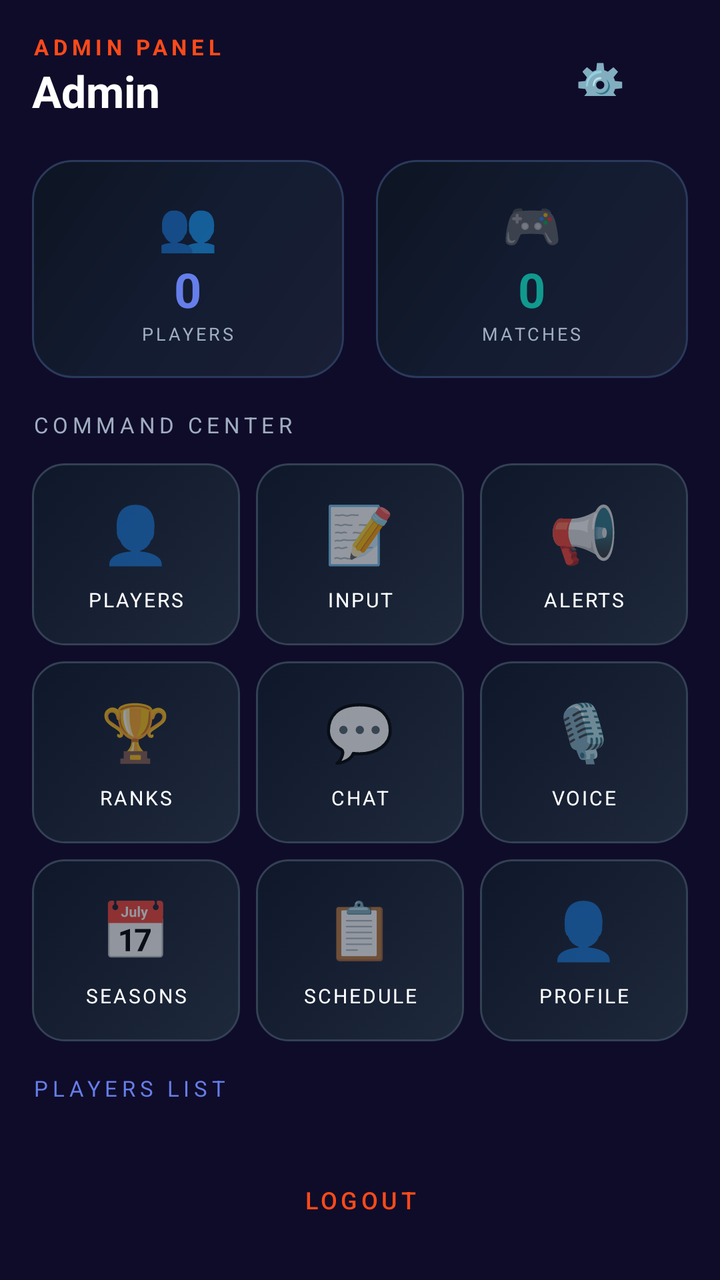
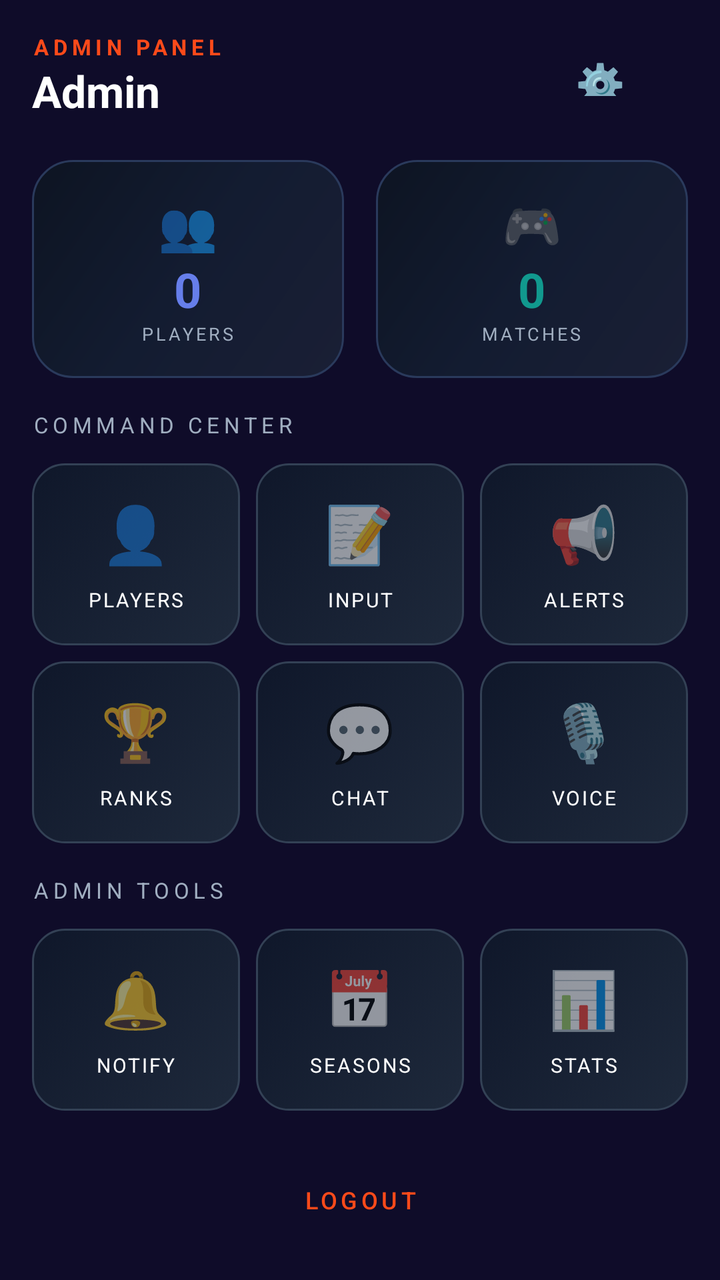

An Android layout rendered at two revisions. The XML below is the earlier revision; the diff shows what the commit changed to produce the second picture.
<!-- AndroidManifest.xml: activity theme Theme.ZeroStress -->
<!-- res/layout/activity_admin_dashboard.xml -->
<?xml version="1.0" encoding="utf-8"?>
<LinearLayout xmlns:android="http://schemas.android.com/apk/res/android"
    xmlns:app="http://schemas.android.com/apk/res-auto"
    android:layout_width="match_parent"
    android:layout_height="match_parent"
    android:orientation="vertical"
    android:background="@color/bg_main"
    android:padding="16dp">

    
    <LinearLayout
        android:layout_width="match_parent"
        android:layout_height="wrap_content"
        android:orientation="horizontal"
        android:gravity="center_vertical"
        android:layout_marginBottom="20dp">

        <LinearLayout
            android:layout_width="0dp"
            android:layout_height="wrap_content"
            android:layout_weight="1"
            android:orientation="vertical">

            <TextView
                android:layout_width="wrap_content"
                android:layout_height="wrap_content"
                android:text="ADMIN PANEL"
                android:textColor="@color/danger"
                android:textSize="11sp"
                android:letterSpacing="0.2"
                android:textStyle="bold" />

            <TextView
                android:id="@+id/tvAdminName"
                android:layout_width="wrap_content"
                android:layout_height="wrap_content"
                android:text="Admin"
                android:textColor="@color/text_primary"
                android:textSize="22sp"
                android:textStyle="bold" />
        </LinearLayout>

        <com.google.android.material.button.MaterialButton
            android:id="@+id/btnSettings"
            style="@style/Widget.MaterialComponents.Button.TextButton"
            android:layout_width="wrap_content"
            android:layout_height="40dp"
            android:text="⚙️"
            android:textSize="20sp"
            app:backgroundTint="@android:color/transparent" />
    </LinearLayout>

    
    <LinearLayout
        android:layout_width="match_parent"
        android:layout_height="wrap_content"
        android:orientation="horizontal"
        android:layout_marginBottom="16dp">

        
        <LinearLayout
            android:layout_width="0dp"
            android:layout_height="wrap_content"
            android:layout_weight="1"
            android:layout_marginEnd="8dp"
            android:orientation="vertical"
            android:background="@drawable/bg_gaming_card"
            android:padding="16dp"
            android:gravity="center">

            <TextView
                android:layout_width="wrap_content"
                android:layout_height="wrap_content"
                android:text="👥"
                android:textSize="24sp" />

            <TextView
                android:id="@+id/tvTotalPlayers"
                android:layout_width="wrap_content"
                android:layout_height="wrap_content"
                android:text="0"
                android:textColor="@color/primary"
                android:textSize="24sp"
                android:textStyle="bold" />

            <TextView
                android:layout_width="wrap_content"
                android:layout_height="wrap_content"
                android:text="PLAYERS"
                android:textColor="@color/text_secondary"
                android:textSize="9sp"
                android:letterSpacing="0.15" />
        </LinearLayout>

        
        <LinearLayout
            android:layout_width="0dp"
            android:layout_height="wrap_content"
            android:layout_weight="1"
            android:layout_marginStart="8dp"
            android:orientation="vertical"
            android:background="@drawable/bg_gaming_card"
            android:padding="16dp"
            android:gravity="center">

            <TextView
                android:layout_width="wrap_content"
                android:layout_height="wrap_content"
                android:text="🎮"
                android:textSize="24sp" />

            <TextView
                android:id="@+id/tvActiveMatches"
                android:layout_width="wrap_content"
                android:layout_height="wrap_content"
                android:text="0"
                android:textColor="@color/success"
                android:textSize="24sp"
                android:textStyle="bold" />

            <TextView
                android:layout_width="wrap_content"
                android:layout_height="wrap_content"
                android:text="MATCHES"
                android:textColor="@color/text_secondary"
                android:textSize="9sp"
                android:letterSpacing="0.15" />
        </LinearLayout>
    </LinearLayout>

    
    <TextView
        android:layout_width="wrap_content"
        android:layout_height="wrap_content"
        android:text="COMMAND CENTER"
        android:textColor="@color/text_secondary"
        android:textSize="11sp"
        android:letterSpacing="0.2"
        android:layout_marginBottom="12dp" />

    <LinearLayout
        android:layout_width="match_parent"
        android:layout_height="wrap_content"
        android:orientation="horizontal"
        android:layout_marginBottom="8dp">

        
        <LinearLayout
            android:id="@+id/btnPlayerManagement"
            android:layout_width="0dp"
            android:layout_height="wrap_content"
            android:layout_weight="1"
            android:layout_marginEnd="4dp"
            android:orientation="vertical"
            android:background="@drawable/bg_gaming_nav_button"
            android:padding="16dp"
            android:gravity="center"
            android:clickable="true"
            android:focusable="true">

            <TextView
                android:layout_width="wrap_content"
                android:layout_height="wrap_content"
                android:text="👤"
                android:textSize="28sp" />

            <TextView
                android:layout_width="wrap_content"
                android:layout_height="wrap_content"
                android:text="PLAYERS"
                android:textColor="@color/text_primary"
                android:textSize="10sp"
                android:letterSpacing="0.1"
                android:layout_marginTop="8dp" />
        </LinearLayout>

        
        <LinearLayout
            android:id="@+id/btnDailyInput"
            android:layout_width="0dp"
            android:layout_height="wrap_content"
            android:layout_weight="1"
            android:layout_marginStart="4dp"
            android:layout_marginEnd="4dp"
            android:orientation="vertical"
            android:background="@drawable/bg_gaming_nav_button"
            android:padding="16dp"
            android:gravity="center"
            android:clickable="true"
            android:focusable="true">

            <TextView
                android:layout_width="wrap_content"
                android:layout_height="wrap_content"
                android:text="📝"
                android:textSize="28sp" />

            <TextView
                android:layout_width="wrap_content"
                android:layout_height="wrap_content"
                android:text="INPUT"
                android:textColor="@color/text_primary"
                android:textSize="10sp"
                android:letterSpacing="0.1"
                android:layout_marginTop="8dp" />
        </LinearLayout>

        
        <LinearLayout
            android:id="@+id/btnAnnouncements"
            android:layout_width="0dp"
            android:layout_height="wrap_content"
            android:layout_weight="1"
            android:layout_marginStart="4dp"
            android:orientation="vertical"
            android:background="@drawable/bg_gaming_nav_button"
            android:padding="16dp"
            android:gravity="center"
            android:clickable="true"
            android:focusable="true">

            <TextView
                android:layout_width="wrap_content"
                android:layout_height="wrap_content"
                android:text="📢"
                android:textSize="28sp" />

            <TextView
                android:layout_width="wrap_content"
                android:layout_height="wrap_content"
                android:text="ALERTS"
                android:textColor="@color/text_primary"
                android:textSize="10sp"
                android:letterSpacing="0.1"
                android:layout_marginTop="8dp" />
        </LinearLayout>
    </LinearLayout>

    <LinearLayout
        android:layout_width="match_parent"
        android:layout_height="wrap_content"
        android:orientation="horizontal"
        android:layout_marginBottom="8dp">

        
        <LinearLayout
            android:id="@+id/btnLeaderboard"
            android:layout_width="0dp"
            android:layout_height="wrap_content"
            android:layout_weight="1"
            android:layout_marginEnd="4dp"
            android:orientation="vertical"
            android:background="@drawable/bg_gaming_nav_button"
            android:padding="16dp"
            android:gravity="center"
            android:clickable="true"
            android:focusable="true">

            <TextView
                android:layout_width="wrap_content"
                android:layout_height="wrap_content"
                android:text="🏆"
                android:textSize="28sp" />

            <TextView
                android:layout_width="wrap_content"
                android:layout_height="wrap_content"
                android:text="RANKS"
                android:textColor="@color/text_primary"
                android:textSize="10sp"
                android:letterSpacing="0.1"
                android:layout_marginTop="8dp" />
        </LinearLayout>

        
        <LinearLayout
            android:id="@+id/btnChat"
            android:layout_width="0dp"
            android:layout_height="wrap_content"
            android:layout_weight="1"
            android:layout_marginStart="4dp"
            android:layout_marginEnd="4dp"
            android:orientation="vertical"
            android:background="@drawable/bg_gaming_nav_button"
            android:padding="16dp"
            android:gravity="center"
            android:clickable="true"
            android:focusable="true">

            <TextView
                android:layout_width="wrap_content"
                android:layout_height="wrap_content"
                android:text="💬"
                android:textSize="28sp" />

            <TextView
                android:layout_width="wrap_content"
                android:layout_height="wrap_content"
                android:text="CHAT"
                android:textColor="@color/text_primary"
                android:textSize="10sp"
                android:letterSpacing="0.1"
                android:layout_marginTop="8dp" />
        </LinearLayout>

        
        <LinearLayout
            android:id="@+id/btnVoice"
            android:layout_width="0dp"
            android:layout_height="wrap_content"
            android:layout_weight="1"
            android:layout_marginStart="4dp"
            android:orientation="vertical"
            android:background="@drawable/bg_gaming_nav_button"
            android:padding="16dp"
            android:gravity="center"
            android:clickable="true"
            android:focusable="true">

            <TextView
                android:layout_width="wrap_content"
                android:layout_height="wrap_content"
                android:text="🎙️"
                android:textSize="28sp" />

            <TextView
                android:layout_width="wrap_content"
                android:layout_height="wrap_content"
                android:text="VOICE"
                android:textColor="@color/text_primary"
                android:textSize="10sp"
                android:letterSpacing="0.1"
                android:layout_marginTop="8dp" />
        </LinearLayout>
    </LinearLayout>

    <LinearLayout
        android:layout_width="match_parent"
        android:layout_height="wrap_content"
        android:orientation="horizontal">

        
        <LinearLayout
            android:id="@+id/btnSeasons"
            android:layout_width="0dp"
            android:layout_height="wrap_content"
            android:layout_weight="1"
            android:layout_marginEnd="4dp"
            android:orientation="vertical"
            android:background="@drawable/bg_gaming_nav_button"
            android:padding="16dp"
            android:gravity="center"
            android:clickable="true"
            android:focusable="true">

            <TextView
                android:layout_width="wrap_content"
                android:layout_height="wrap_content"
                android:text="📅"
                android:textSize="28sp" />

            <TextView
                android:layout_width="wrap_content"
                android:layout_height="wrap_content"
                android:text="SEASONS"
                android:textColor="@color/text_primary"
                android:textSize="10sp"
                android:letterSpacing="0.1"
                android:layout_marginTop="8dp" />
        </LinearLayout>

        
        <LinearLayout
            android:id="@+id/btnSchedule"
            android:layout_width="0dp"
            android:layout_height="wrap_content"
            android:layout_weight="1"
            android:layout_marginStart="4dp"
            android:layout_marginEnd="4dp"
            android:orientation="vertical"
            android:background="@drawable/bg_gaming_nav_button"
            android:padding="16dp"
            android:gravity="center"
            android:clickable="true"
            android:focusable="true">

            <TextView
                android:layout_width="wrap_content"
                android:layout_height="wrap_content"
                android:text="📋"
                android:textSize="28sp" />

            <TextView
                android:layout_width="wrap_content"
                android:layout_height="wrap_content"
                android:text="SCHEDULE"
                android:textColor="@color/text_primary"
                android:textSize="10sp"
                android:letterSpacing="0.1"
                android:layout_marginTop="8dp" />
        </LinearLayout>

        
        <LinearLayout
            android:id="@+id/btnProfile"
            android:layout_width="0dp"
            android:layout_height="wrap_content"
            android:layout_weight="1"
            android:layout_marginStart="4dp"
            android:orientation="vertical"
            android:background="@drawable/bg_gaming_nav_button"
            android:padding="16dp"
            android:gravity="center"
            android:clickable="true"
            android:focusable="true">

            <TextView
                android:layout_width="wrap_content"
                android:layout_height="wrap_content"
                android:text="👤"
                android:textSize="28sp" />

            <TextView
                android:layout_width="wrap_content"
                android:layout_height="wrap_content"
                android:text="PROFILE"
                android:textColor="@color/text_primary"
                android:textSize="10sp"
                android:letterSpacing="0.1"
                android:layout_marginTop="8dp" />
        </LinearLayout>
    </LinearLayout>

    
    <LinearLayout
        android:layout_width="match_parent"
        android:layout_height="0dp"
        android:layout_weight="1"
        android:orientation="vertical"
        android:layout_marginTop="16dp">

        <TextView
            android:layout_width="wrap_content"
            android:layout_height="wrap_content"
            android:text="PLAYERS LIST"
            android:textColor="@color/primary"
            android:textSize="11sp"
            android:letterSpacing="0.2"
            android:layout_marginBottom="8dp" />

        <ProgressBar
            android:id="@+id/progressBar"
            android:layout_width="wrap_content"
            android:layout_height="wrap_content"
            android:layout_gravity="center"
            android:visibility="gone"
            android:indeterminateTint="@color/primary" />

        <androidx.recyclerview.widget.RecyclerView
            android:id="@+id/rvPlayers"
            android:layout_width="match_parent"
            android:layout_height="match_parent"
            android:visibility="gone" />
    </LinearLayout>

    
    <com.google.android.material.button.MaterialButton
        android:id="@+id/btnLogout"
        style="@style/Widget.MaterialComponents.Button.TextButton"
        android:layout_width="match_parent"
        android:layout_height="48dp"
        android:text="LOGOUT"
        android:textColor="@color/danger"
        android:textSize="12sp"
        android:letterSpacing="0.15"
        app:backgroundTint="@android:color/transparent" />

</LinearLayout>
<!-- resources referenced by this layout -->
<resources>
  <color name="bg_main">#0f0c29</color>
  <color name="danger">#fc4a1a</color>
  <color name="primary">#667eea</color>
  <color name="success">#11998e</color>
  <color name="text_primary">#ffffff</color>
  <color name="text_secondary">#a0aec0</color>
  <!-- drawable bg_gaming_card (drawable) -->
  <?xml version="1.0" encoding="utf-8"?>
  <shape xmlns:android="http://schemas.android.com/apk/res/android"
      android:shape="rectangle">
      <gradient
          android:startColor="#1a1f35"
          android:centerColor="#131c31"
          android:endColor="#0d1422"
          android:angle="135" />
      <corners android:radius="20dp" />
      <stroke
          android:width="1dp"
          android:color="#2a3a5c" />
  </shape>
  <!-- drawable bg_gaming_nav_button (drawable) -->
  <?xml version="1.0" encoding="utf-8"?>
  <selector xmlns:android="http://schemas.android.com/apk/res/android">
      <item android:state_pressed="true">
          <shape android:shape="rectangle">
              <gradient
                  android:startColor="#38bdf8"
                  android:endColor="#0ea5e9"
                  android:angle="135" />
              <corners android:radius="16dp" />
          </shape>
      </item>
      <item>
          <shape android:shape="rectangle">
              <gradient
                  android:startColor="#1e293b"
                  android:endColor="#0f172a"
                  android:angle="135" />
              <corners android:radius="16dp" />
              <stroke
                  android:width="1dp"
                  android:color="#334155" />
          </shape>
      </item>
  </selector>
  <style name="Theme.ZeroStress" parent="Theme.MaterialComponents.DayNight.NoActionBar">
          <item name="colorPrimary">@color/primary</item>
          <item name="colorPrimaryDark">@color/primary_dark</item>
          <item name="colorAccent">@color/accent</item>
          <item name="android:windowBackground">@color/bg_main</item>
          <item name="android:statusBarColor">@color/bg_main</item>
          <item name="android:navigationBarColor">@color/bg_main</item>
          <item name="android:textColorPrimary">@color/text_primary</item>
          <item name="android:textColorSecondary">@color/text_secondary</item>
      </style>
  <color name="primary_dark">#764ba2</color>
  <color name="accent">#38ef7d</color>
</resources>

<!-- the commit's change to res/layout/activity_admin_dashboard.xml (unified diff, before → after) -->
@@ -334,6 +334,17 @@
         </LinearLayout>
     </LinearLayout>
 
+    
+    <TextView
+        android:layout_width="wrap_content"
+        android:layout_height="wrap_content"
+        android:text="ADMIN TOOLS"
+        android:textColor="@color/text_secondary"
+        android:textSize="11sp"
+        android:letterSpacing="0.2"
+        android:layout_marginBottom="12dp"
+        android:layout_marginTop="8dp" />
+
     <LinearLayout
         android:layout_width="match_parent"
         android:layout_height="wrap_content"
@@ -341,10 +352,41 @@
 
         
         <LinearLayout
+            android:id="@+id/btnNotifications"
+            android:layout_width="0dp"
+            android:layout_height="wrap_content"
+            android:layout_weight="1"
+            android:layout_marginEnd="4dp"
+            android:orientation="vertical"
+            android:background="@drawable/bg_gaming_nav_button"
+            android:padding="16dp"
+            android:gravity="center"
+            android:clickable="true"
+            android:focusable="true">
+
+            <TextView
+                android:layout_width="wrap_content"
+                android:layout_height="wrap_content"
+                android:text="🔔"
+                android:textSize="28sp" />
+
+            <TextView
+                android:layout_width="wrap_content"
+                android:layout_height="wrap_content"
+                android:text="NOTIFY"
+                android:textColor="@color/text_primary"
+                android:textSize="10sp"
+                android:letterSpacing="0.1"
+                android:layout_marginTop="8dp" />
+        </LinearLayout>
+
+        
+        <LinearLayout
             android:id="@+id/btnSeasons"
             android:layout_width="0dp"
             android:layout_height="wrap_content"
             android:layout_weight="1"
+            android:layout_marginStart="4dp"
             android:layout_marginEnd="4dp"
             android:orientation="vertical"
             android:background="@drawable/bg_gaming_nav_button"
@@ -371,37 +413,6 @@
 
         
         <LinearLayout
-            android:id="@+id/btnSchedule"
-            android:layout_width="0dp"
-            android:layout_height="wrap_content"
-            android:layout_weight="1"
-            android:layout_marginStart="4dp"
-            android:layout_marginEnd="4dp"
-            android:orientation="vertical"
-            android:background="@drawable/bg_gaming_nav_button"
-            android:padding="16dp"
-            android:gravity="center"
-            android:clickable="true"
-            android:focusable="true">
-
-            <TextView
-                android:layout_width="wrap_content"
-                android:layout_height="wrap_content"
-                android:text="📋"
-                android:textSize="28sp" />
-
-            <TextView
-                android:layout_width="wrap_content"
-                android:layout_height="wrap_content"
-                android:text="SCHEDULE"
-                android:textColor="@color/text_primary"
-                android:textSize="10sp"
-                android:letterSpacing="0.1"
-                android:layout_marginTop="8dp" />
-        </LinearLayout>
-
-        
-        <LinearLayout
             android:id="@+id/btnProfile"
             android:layout_width="0dp"
             android:layout_height="wrap_content"
@@ -417,13 +428,13 @@
             <TextView
                 android:layout_width="wrap_content"
                 android:layout_height="wrap_content"
-                android:text="👤"
-                android:textSize="28sp" />
-
-            <TextView
-                android:layout_width="wrap_content"
-                android:layout_height="wrap_content"
-                android:text="PROFILE"
+                android:text="📊"
+                android:textSize="28sp" />
+
+            <TextView
+                android:layout_width="wrap_content"
+                android:layout_height="wrap_content"
+                android:text="STATS"
                 android:textColor="@color/text_primary"
                 android:textSize="10sp"
                 android:letterSpacing="0.1"
